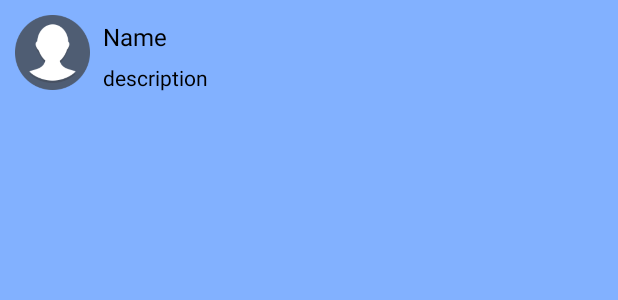
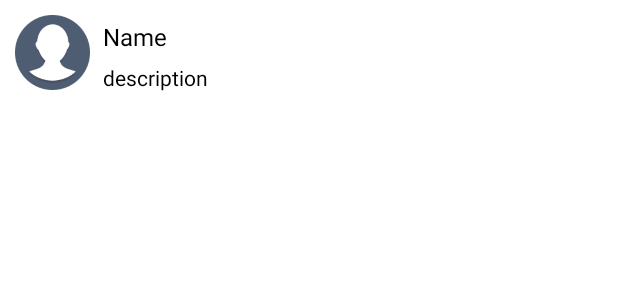
Before and after one commit to sivanookala1979/invitationapp-new, an Android app: the layout all_chats_row.xml on its own in the app's theme, with its tools: preview values and no code run, on a phone screen of 412 x 824 dp. Shown: the top 300 px of the screen. Run offline under Robolectric (Android 15) with nearby library versions, the phone set to English and light mode, and no system bars; network calls fail.

Commit message:
Added the new app icon, changed the app name and call and chat options in required screens.

```diff
--- a/app/src/main/AndroidManifest.xml
+++ b/app/src/main/AndroidManifest.xml
@@ -24,7 +24,7 @@
     <application
         android:name="android.support.multidex.MultiDexApplication"
         android:allowBackup="true"
-        android:icon="@drawable/logo"
+        android:icon="@mipmap/happening"
         android:label="@string/app_name"
         android:supportsRtl="true"
         android:theme="@style/AppTheme">
--- a/app/src/main/java/com/cerone/invitation/adapter/ChatArrayAdapter.java
+++ b/app/src/main/java/com/cerone/invitation/adapter/ChatArrayAdapter.java
@@ -17,6 +17,8 @@ import com.example.utills.HTTPUtils;
 import java.util.ArrayList;
 import java.util.Collection;
 import java.util.List;
+
+import static com.google.android.gms.analytics.internal.zzy.n;
 
 /**
  * Created by suzuki on 11-05-2016.
@@ -72,7 +74,9 @@ public class ChatArrayAdapter extends ArrayAdapter<ChatMessage> {
         if (chatMessageObj.getFromID() == otherUserID) {
             row = inflater.inflate(R.layout.chat_view_left_side, parent, false);
             userName = (TextView) row.findViewById(R.id.chat_user_name);
-            userName.setText(chatInfo.getName());
+            if(chatInfo!= null && chatInfo.getName()!= null && !chatInfo.getName().trim().isEmpty()) {
+                userName.setText(chatInfo.getName());
+            }
         } else {
             row = inflater.inflate(R.layout.chat_view_right_side, parent, false);
             me = (TextView) row.findViewById(R.id.me);
--- a/app/src/main/res/layout/all_chats_row.xml
+++ b/app/src/main/res/layout/all_chats_row.xml
@@ -2,13 +2,13 @@
 <RelativeLayout xmlns:android="http://schemas.android.com/apk/res/android"
     android:layout_width="match_parent"
     android:layout_height="match_parent"
-    android:background="@color/sky_blue_shade"
+    android:background="@color/white"
     android:orientation="vertical" >
 
     <RelativeLayout
         android:layout_width="match_parent"
         android:layout_height="wrap_content"
-        android:background="@color/sky_blue_shade"
+        android:background="@color/white"
         android:padding="10dp"
         android:layout_alignParentTop="true"
         android:layout_alignParentStart="true">
--- a/app/src/main/res/layout/logout_dialog.xml
+++ b/app/src/main/res/layout/logout_dialog.xml
@@ -47,7 +47,7 @@
                 android:id="@+id/radio_nothing"
                 android:layout_width="match_parent"
                 android:layout_height="wrap_content"
-                android:text="Dont share my location"
+                android:text="Don't share my location"
                 android:textSize="@dimen/text_medium"/>
 
         </RadioGroup>
--- a/app/src/main/res/layout/participants_item.xml
+++ b/app/src/main/res/layout/participants_item.xml
@@ -34,7 +34,7 @@
             android:paddingRight="5dp">
 
             <ImageButton
-                android:id="@+id/chat"
+                android:id="@+id/call"
                 android:layout_width="25dp"
                 android:layout_height="25dp"
                 android:layout_marginRight="20dp"
@@ -42,7 +42,7 @@
                 android:scaleType="fitXY" />
 
             <ImageButton
-                android:id="@+id/call"
+                android:id="@+id/chat"
                 android:layout_width="25dp"
                 android:layout_height="25dp"
                 android:background="@drawable/chat"
--- a/app/src/main/res/values/strings.xml
+++ b/app/src/main/res/values/strings.xml
@@ -1,7 +1,7 @@
 <?xml version="1.0" encoding="utf-8"?>
 <resources>
 
-    <string name="app_name">Invitation App</string>
+    <string name="app_name">Happening</string>
     <string name="hello_world">Hello world!</string>
     <string name="action_settings">Settings</string>
     <string name="country_code">91</string>
```
Also changed, not shown: app/src/main/java/com/cerone/invitation/activities/ParticipantsActivity.java (+32 -15 lines), app/src/main/res/mipmap-hdpi/happening.png (added), app/src/main/res/mipmap-mdpi/happening.png (added), app/src/main/res/mipmap-xhdpi/happening.png (added), app/src/main/res/mipmap-xxhdpi/happening.png (added), app/src/main/res/mipmap-xxxhdpi/happening.png (added).
